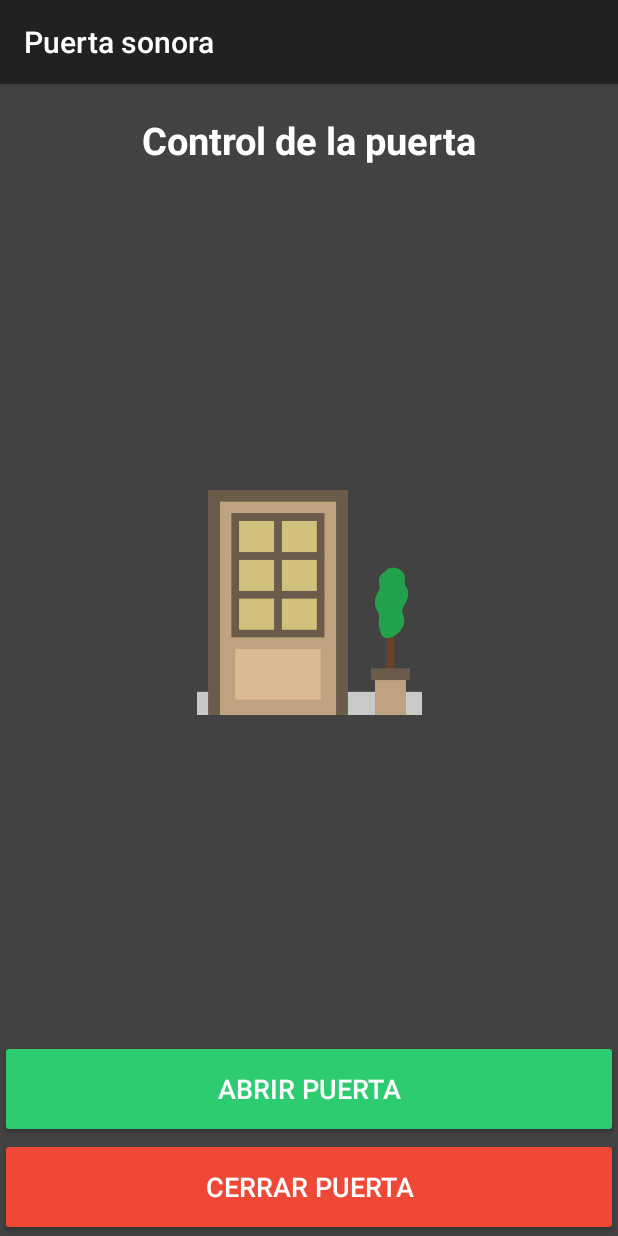
After one commit to puercos/puercos-android, an Android app: the DoorStatusActivity screen opened directly, with no data from a screen before it, on a phone screen of 412 x 824 dp. The commit adds this screen. Run offline under Robolectric (Android 15) with nearby library versions, the light colour scheme and no system bars; our stand-ins replace Volley; network calls fail.

Commit message:
Door control activity

```diff
--- a/app/src/main/AndroidManifest.xml
+++ b/app/src/main/AndroidManifest.xml
@@ -20,7 +20,8 @@
             </intent-filter>
         </activity>
         <activity android:name=".activities.RecordActivity" />
-        <activity android:name=".activities.FinishEdittingPasswordActivity"></activity>
+        <activity android:name=".activities.FinishEdittingPasswordActivity" />
+        <activity android:name=".activities.DoorStatusActivity"></activity>
     </application>
 
 </manifest>
--- /dev/null
+++ b/app/src/main/java/com/puercos/puercos/activities/DoorStatusActivity.java
@@ -0,0 +1,54 @@
+package com.puercos.puercos.activities;
+
+import android.support.v7.app.AppCompatActivity;
+import android.os.Bundle;
+import android.view.View;
+
+import com.puercos.puercos.R;
+import com.puercos.puercos.networking.NetworkListener;
+import com.puercos.puercos.networking.NetworkManager;
+
+public class DoorStatusActivity extends AppCompatActivity {
+
+    // Attributes
+    private NetworkManager manager;
+
+    // Life cycle
+    @Override
+    protected void onCreate(Bundle savedInstanceState) {
+        super.onCreate(savedInstanceState);
+        setContentView(R.layout.activity_door_status);
+
+        this.manager = NetworkManager.getInstance(this);
+    }
+
+
+    // Handlers
+    public void onOpenDoorClick(View view) {
+        this.manager.openDoor(new NetworkListener() {
+            @Override
+            public void onSuccess(String result) {
+
+            }
+
+            @Override
+            public void onError(String errorReason) {
+
+            }
+        });
+    }
+    public void onCloseDoorClick(View view) {
+        this.manager.closeDoor(new NetworkListener() {
+            @Override
+            public void onSuccess(String result) {
+
+            }
+
+            @Override
+            public void onError(String errorReason) {
+
+            }
+        });
+    }
+
+}
--- a/app/src/main/java/com/puercos/puercos/activities/RecordActivity.java
+++ b/app/src/main/java/com/puercos/puercos/activities/RecordActivity.java
@@ -50,7 +50,7 @@ public class RecordActivity extends AppCompatActivity {
                 // So we have to finish this activity and
                 // continue the execution flow.
                 mHandler.removeCallbacksAndMessages(null);
-                Intent intent = new Intent(RecordActivity.this, FinishEdittingPasswordActivity.class);
+                Intent intent = new Intent(RecordActivity.this, DoorStatusActivity.class);
                 startActivity(intent);
             }
 
@@ -82,7 +82,6 @@ public class RecordActivity extends AppCompatActivity {
     @Override
     protected void onResume() {
         super.onResume();
-        prepare();
     }
 
     @Override
@@ -98,7 +97,7 @@ public class RecordActivity extends AppCompatActivity {
         super.onPause();
         mHandler.removeCallbacksAndMessages(null);
         uiThread.removeCallbacksAndMessages(null);
-        listeningThread.interrupt();
+
     }
 
     @Override
--- /dev/null
+++ b/app/src/main/res/layout/activity_door_status.xml
@@ -0,0 +1,69 @@
+<?xml version="1.0" encoding="utf-8"?>
+<LinearLayout android:layout_height="match_parent"
+    android:layout_width="match_parent"
+    android:background="@color/colorPrimaryLight"
+    android:orientation="vertical"
+    xmlns:android="http://schemas.android.com/apk/res/android">
+
+    <LinearLayout
+        android:layout_width="match_parent"
+        android:layout_height="wrap_content"
+        android:paddingTop="@dimen/global_padding"
+        android:paddingRight="@dimen/global_padding"
+        android:paddingLeft="@dimen/global_padding">
+
+        <TextView
+            android:layout_width="match_parent"
+            android:layout_height="wrap_content"
+            android:textAlignment="center"
+            android:textStyle="bold"
+            android:textColor="@color/colorWhite"
+            android:textSize="@dimen/main_title_font_size"
+            android:text="@string/door_control_title"/>
+
+    </LinearLayout>
+
+
+    <Space
+        android:layout_width="match_parent"
+        android:layout_height="0dp"
+        android:layout_weight="1"/>
+
+    <RelativeLayout
+        android:layout_height="0dp"
+        android:layout_weight="4"
+        android:layout_width="match_parent">
+
+        <ImageView
+            android:layout_height="150dp"
+            android:layout_centerInParent="true"
+            android:layout_width="match_parent"
+            android:src="@drawable/door"/>
+
+    </RelativeLayout>
+
+    <Space
+        android:layout_width="match_parent"
+        android:layout_height="0dp"
+        android:layout_weight="1"/>
+
+    <Button
+        android:layout_width="match_parent"
+        android:layout_height="@dimen/button_regular_height"
+        android:text="@string/txt_open_door"
+        android:textColor="@color/colorWhite"
+        android:textSize="@dimen/subtitle_font_size"
+        android:backgroundTint="@color/colorAccent"
+        android:onClick="onOpenDoorClick"/>
+
+    <Button
+        android:layout_width="match_parent"
+        android:layout_height="@dimen/button_regular_height"
+        android:text="@string/txt_close_door"
+        android:textColor="@color/colorWhite"
+        android:textSize="@dimen/subtitle_font_size"
+        android:backgroundTint="@color/colorDanger"
+        android:onClick="onCloseDoorClick"/>
+
+
+</LinearLayout>
--- a/app/src/main/res/values/colors.xml
+++ b/app/src/main/res/values/colors.xml
@@ -5,4 +5,5 @@
     <color name="colorPrimaryDark">#141414</color>
     <color name="colorWhite">#FFFFFF</color>
     <color name="colorAccent">#2ecc71</color>
+    <color name="colorDanger">#EF4836</color>
 </resources>
--- a/app/src/main/res/values/dimens.xml
+++ b/app/src/main/res/values/dimens.xml
@@ -7,4 +7,5 @@
     <!-- Font sizes -->
     <dimen name="main_title_font_size">25dp</dimen>
     <dimen name="subtitle_font_size">18dp</dimen>
+    <dimen name="button_regular_height">65dp</dimen>
 </resources>
--- a/app/src/main/res/values/strings.xml
+++ b/app/src/main/res/values/strings.xml
@@ -3,4 +3,7 @@
     <string name="main_screen_title">Nueva clave</string>
     <string name="main_screen_subtitle">Podés comenzar a grabar la clave sonora a continuación. Tardarás solo cinco segundos.</string>
     <string name="main_button_text">Comencemos</string>
+    <string name="door_control_title">Control de la puerta</string>
+    <string name="txt_open_door">Abrir puerta</string>
+    <string name="txt_close_door">Cerrar puerta</string>
 </resources>
```
Also changed, not shown: app/src/main/java/com/puercos/puercos/activities/FinishEdittingPasswordActivity.java (+8 -0 lines), app/src/main/res/layout/activity_finish_editting_password.xml (+12 -0 lines), app/src/main/res/layout/activity_main.xml (line endings or trailing spaces).
